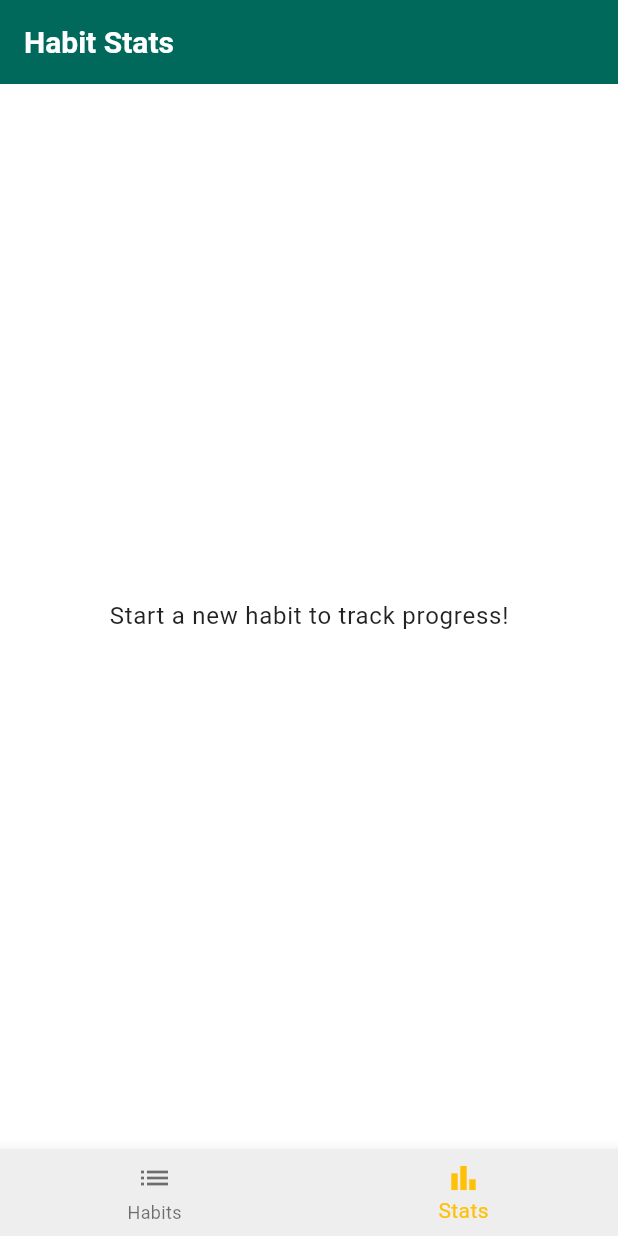
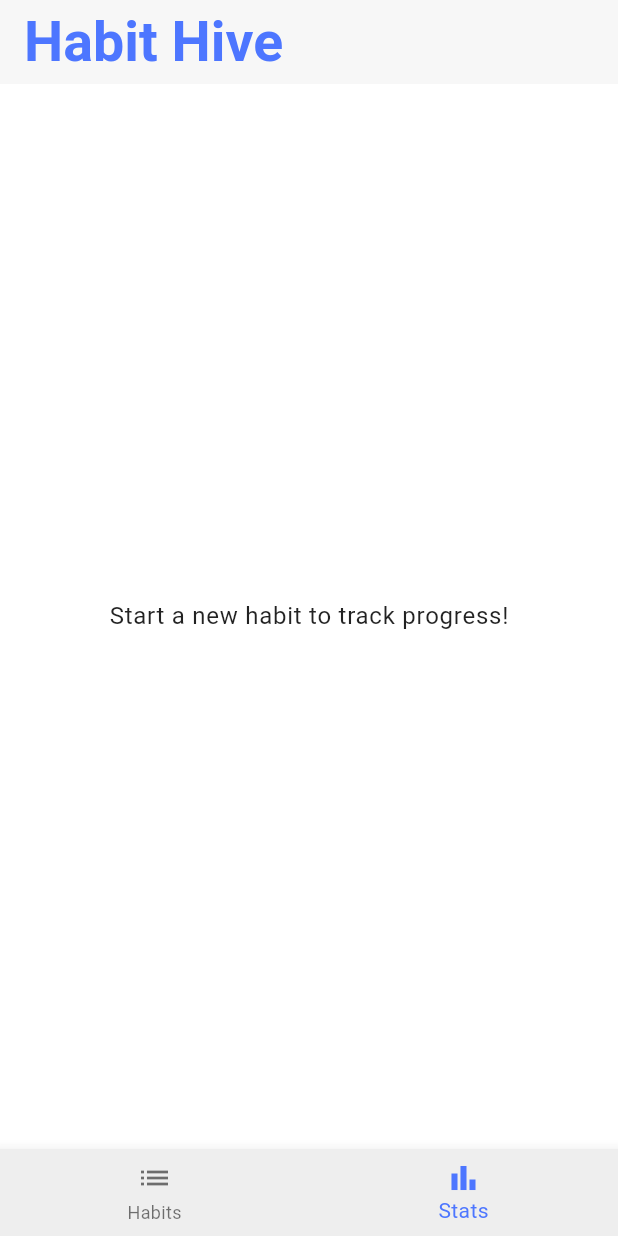
Before and after one commit to dinu-dassanayake/HabitHive, a Flutter app: the screen it shows after launch, item 2 of the bottom bar chosen, on a phone screen of 412 x 824 dp. Run offline on Flutter 3.47's test engine with Material 3 defaults, Android fonts, the phone set to English and light mode, and no system bars.

Commit message:
theme color change

```diff
--- a/lib/main.dart
+++ b/lib/main.dart
@@ -11,6 +11,7 @@ class HabitHiveApp extends StatelessWidget {
       title: 'Habit Hive',
       theme: _customTheme(),
       home: HomeScreen(),
+      debugShowCheckedModeBanner: false,
     );
   }
 
@@ -18,19 +19,19 @@ class HabitHiveApp extends StatelessWidget {
     return ThemeData(
       primarySwatch: Colors.teal,
       colorScheme: ColorScheme.light(
-        primary: Colors.teal,
-        secondary: Colors.amber,
+        primary: Color.fromARGB(255, 77, 118, 255),
+        secondary: Color.fromARGB(255, 77, 118, 255),
         background: Colors.grey[100],
         onPrimary: Colors.white,
         onSecondary: Colors.black,
       ),
       appBarTheme: AppBarTheme(
-        color: Colors.teal[800],
-        foregroundColor: Colors.white, // Text color in AppBar
+        color: Color.fromARGB(255, 247, 247, 247),
+        foregroundColor: const Color.fromARGB(255, 0, 0, 0), // Text color in AppBar
         titleTextStyle: TextStyle(
-          fontSize: 20,
+          fontSize: 37,
           fontWeight: FontWeight.bold,
-          color: Colors.white,
+          color: const Color.fromARGB(255, 77, 118, 255),
         ),
       ),
       floatingActionButtonTheme: FloatingActionButtonThemeData(
@@ -38,8 +39,8 @@ class HabitHiveApp extends StatelessWidget {
         foregroundColor: Colors.black,
       ),
       textTheme: TextTheme(
-        displayLarge: TextStyle(color: Colors.teal[800], fontSize: 24, fontWeight: FontWeight.bold),
-        displayMedium: TextStyle(color: Colors.teal[600], fontSize: 22, fontWeight: FontWeight.bold),
+        displayLarge: TextStyle(color: Color.fromARGB(255, 77, 118, 255), fontSize: 24, fontWeight: FontWeight.bold),
+        displayMedium: TextStyle(color: Color.fromARGB(255, 77, 118, 255), fontSize: 22, fontWeight: FontWeight.bold),
         bodyLarge: TextStyle(color: Colors.black87, fontSize: 16),
         bodyMedium: TextStyle(color: Colors.black54, fontSize: 14),
       ),
@@ -271,7 +272,7 @@ class StatsScreen extends StatelessWidget {
   Widget build(BuildContext context) {
     return Scaffold(
       appBar: AppBar(
-        title: Text('Habit Stats', style: Theme.of(context).appBarTheme.titleTextStyle),
+        title: Text('Habit Hive', style: Theme.of(context).appBarTheme.titleTextStyle),
       ),
       body: habits.isEmpty
           ? Center(
```
Also changed, not shown: 1 other file.
